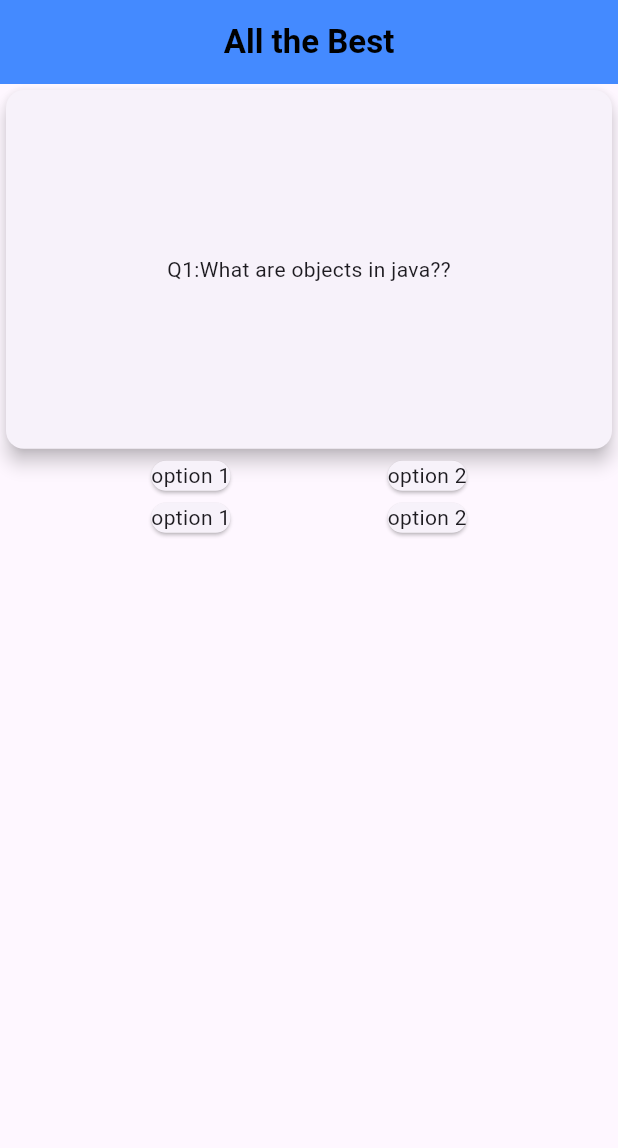
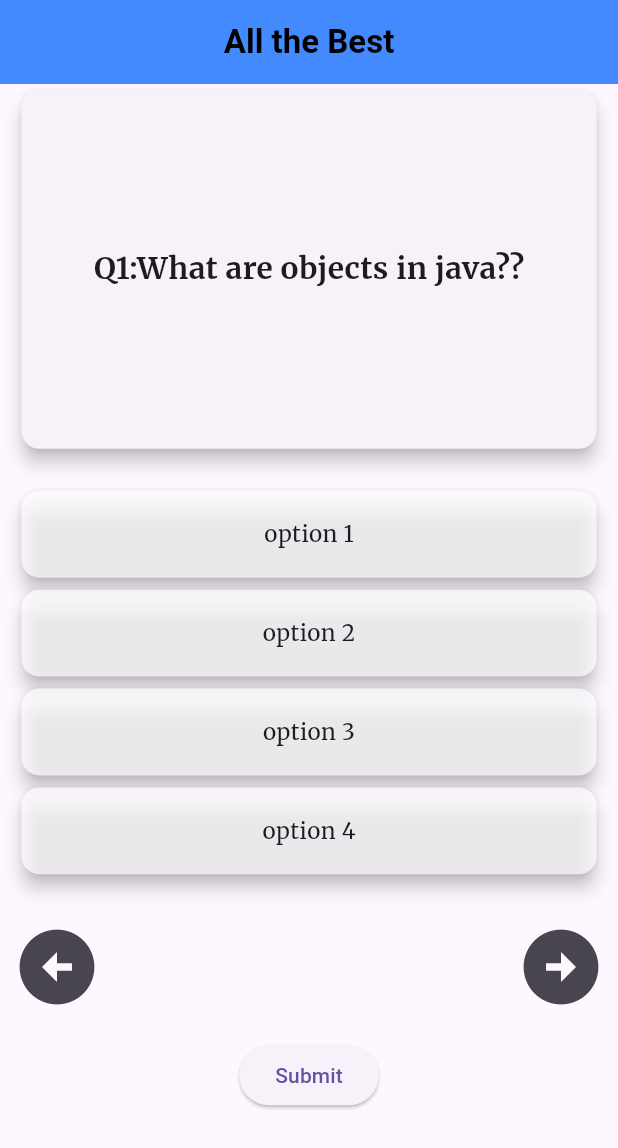
Before and after one commit to prashantSj789/quizmate, a Flutter app: the screen it shows after launch, on a phone screen of 412 x 824 dp. Shown: the top 1148 px of the screen. Run offline on Flutter 3.47's test engine with Material 3 defaults, Android fonts, the phone set to English and light mode, and no system bars; our stand-ins replace dio, google_fonts, lottie; Roboto replaces fonts that are missing (Rye).

Commit message:
Quiz screen frontend

```diff
--- a/lib/Screens/QuizScreen.dart
+++ b/lib/Screens/QuizScreen.dart
@@ -9,8 +9,33 @@ class QuizScreen extends StatefulWidget {
 }
 
 class _QuizScreenState extends State<QuizScreen> {
+ int toggle=0;
+  @override
+  void optionchoose1()
+  {
+ setState(() {
+   toggle=1;
+ });
+  }
+    void optionchoose2()
+  {
+    setState(() {
+   toggle=2;
+ });
+  }
+  void optionchoose3()
+  {
+setState(() {
+   toggle=3;
+ });
+  }
+  void optionchoose4()
+  {
+setState(() {
+   toggle=4;
+ });
+  }
 
-  @override
   Widget build(BuildContext context) {
     final height= MediaQuery.sizeOf(context).height;
     final width = MediaQuery.sizeOf(context).width;
@@ -23,37 +48,81 @@ class _QuizScreenState extends State<QuizScreen> {
         children: [
           SizedBox(
             height: height*0.3,
-            width: width*095,
+            width: width*0.95,
             child: Card(
                   elevation: 5,
-                  child: Center(child: Text('Q1:What are objects in java??')),
+                  child: Center(child: Text('Q1:What are objects in java??',style: GoogleFonts.merriweather(fontSize: 20,fontWeight: FontWeight.bold),)),
             ),
           ),
-          Row(
-            mainAxisAlignment: MainAxisAlignment.spaceEvenly,
-            children: [
-              Center(
-                child: Card(
-                 child: Text("option 1"),
-                ),
+          SizedBox(
+                height: 20,
               ),
-              Card(
-               child: Text("option 2"),
+           Column(mainAxisAlignment: MainAxisAlignment.spaceBetween,
+           children: [
+            InkWell(
+               onTap: optionchoose1,
+              child: SizedBox(
+                height: height*0.08,
+                width: width*0.95,
+
+                  child: Card(
+                     color: toggle==1?Colors.green:Colors.white70,
+                     child: Center(child: Text("option 1",style: GoogleFonts.merriweather(fontSize: 15,))),
+                     elevation: toggle==1?30:5,
+                    ),
+
               ),
-            ],
+            ),
+              InkWell(
+                onTap: optionchoose2,
+                child: SizedBox(
+                height: height*0.08,
+                width: width*0.95,
+
+                child:  Card(
+                   color: toggle==2?Colors.green:Colors.white70,
+                   child: Center(child: Text("option 2",style: GoogleFonts.merriweather(fontSize: 15,))),
+                   elevation: toggle==2?30:5,
+                  ),
+                            ),
+              ),
+            InkWell(
+              onTap: optionchoose3,
+              child: SizedBox(
+                height: height*0.08,
+                width: width*0.95,
+                child:  Card(
+                    color: toggle==3?Colors.green:Colors.white70,
+                   child: Center(child: Text("option 3",style: GoogleFonts.merriweather(fontSize: 15,))),
+                   elevation: toggle==3?30:5,
+                  ),
+              ),
+            ),
+              InkWell(
+                onTap: optionchoose4,
+                child: SizedBox(
+                height: height*0.08,
+                width: width*0.95,
+                child:  Card(
+                  color: toggle==4?Colors.green:Colors.white70,
+                   child: Center(child: Text("option 4",style: GoogleFonts.merriweather(fontSize: 15,))),
+                   elevation: toggle==4?30:5,
+                  ),
+                            ),
+              ),
+           ],),
+          SizedBox(
+            height: 20,
           ),
-            Row(
-            mainAxisAlignment: MainAxisAlignment.spaceEvenly,
-            children: [
-              Card(
-               child: Text("option 1"),
-              ),
-              Card(
-               child: Text("option 2"),
-              ),
-            ],
-          ),
-
+        Row(
+          mainAxisAlignment: MainAxisAlignment.spaceBetween,
+          children: [
+           IconButton(onPressed: (){}, icon: Icon(Icons.arrow_circle_left_sharp),iconSize: 60,),
+           IconButton(onPressed: (){}, icon: Icon(Icons.arrow_circle_right_sharp),iconSize: 60,),
+          ],
+        ),
+        SizedBox(height: 10,),
+        ElevatedButton(onPressed: (){}, child: Text("Submit"))
 
         ],
       )
```
